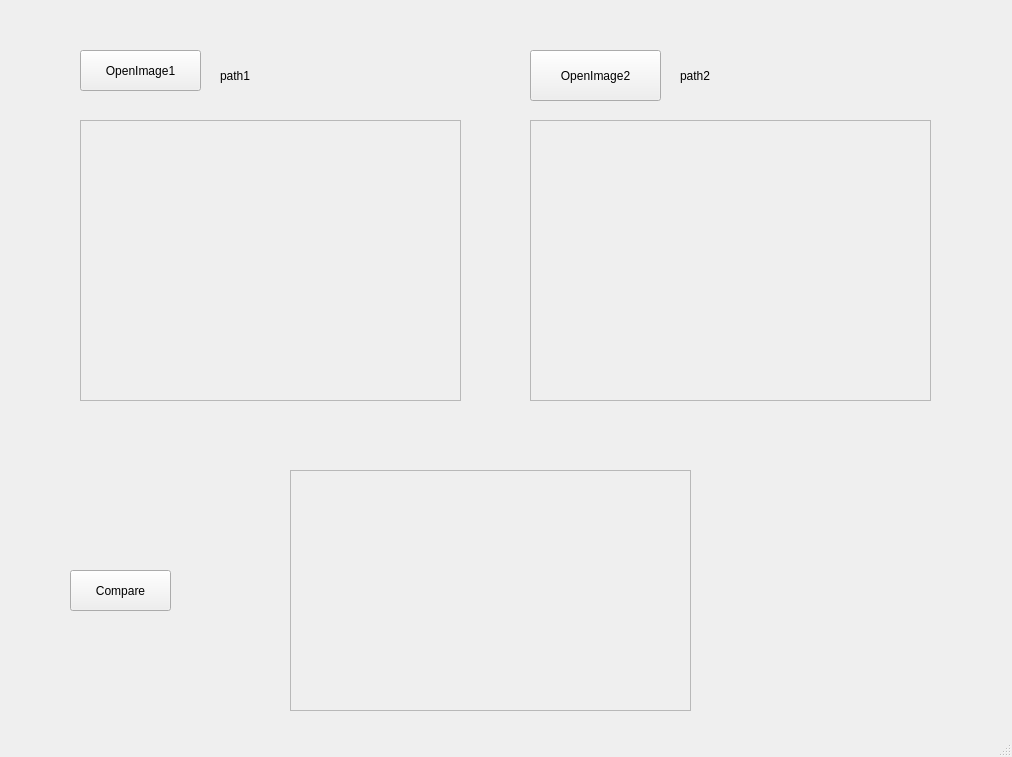
Above: mainwindow.ui from zchrissirhcz/KantuCompare before the change. Below: the same form after it.
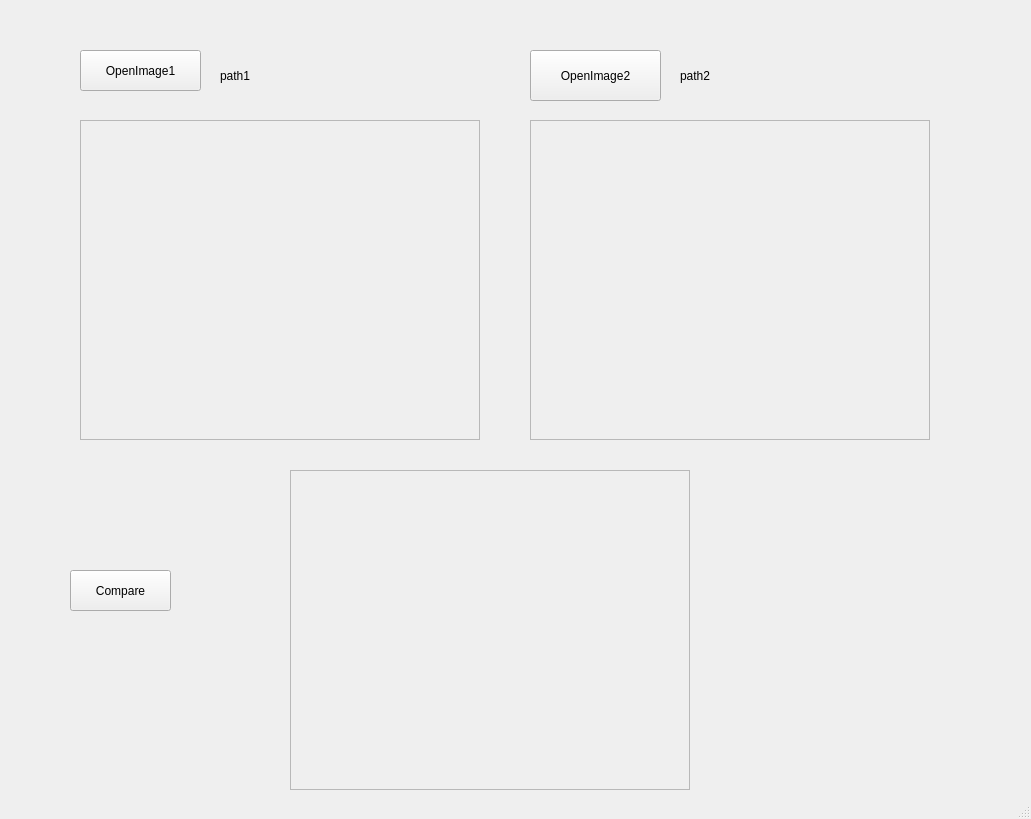
That is the form after the change.

Commit message: show gray image if exactly same. adjust UI size

```diff
--- a/mainwindow.ui
+++ b/mainwindow.ui
@@ -6,8 +6,8 @@
    <rect>
     <x>0</x>
     <y>0</y>
-    <width>1012</width>
-    <height>757</height>
+    <width>1031</width>
+    <height>819</height>
    </rect>
   </property>
   <property name="windowTitle">
@@ -71,8 +71,8 @@
      <rect>
       <x>80</x>
       <y>120</y>
-      <width>381</width>
-      <height>281</height>
+      <width>400</width>
+      <height>320</height>
      </rect>
     </property>
     <property name="widgetResizable">
@@ -83,8 +83,8 @@
       <rect>
        <x>0</x>
        <y>0</y>
-       <width>379</width>
-       <height>279</height>
+       <width>398</width>
+       <height>318</height>
       </rect>
      </property>
     </widget>
@@ -94,8 +94,8 @@
      <rect>
       <x>530</x>
       <y>120</y>
-      <width>401</width>
-      <height>281</height>
+      <width>400</width>
+      <height>320</height>
      </rect>
     </property>
     <property name="widgetResizable">
@@ -106,8 +106,8 @@
       <rect>
        <x>0</x>
        <y>0</y>
-       <width>399</width>
-       <height>279</height>
+       <width>398</width>
+       <height>318</height>
       </rect>
      </property>
     </widget>
@@ -130,8 +130,8 @@
      <rect>
       <x>290</x>
       <y>470</y>
-      <width>401</width>
-      <height>241</height>
+      <width>400</width>
+      <height>320</height>
      </rect>
     </property>
     <property name="widgetResizable">
@@ -142,8 +142,8 @@
       <rect>
        <x>0</x>
        <y>0</y>
-       <width>399</width>
-       <height>239</height>
+       <width>398</width>
+       <height>318</height>
       </rect>
      </property>
     </widget>
```
Left out of the diff: 4 changed lines with no effect on the pictures. The commit also changes 3 other files.
